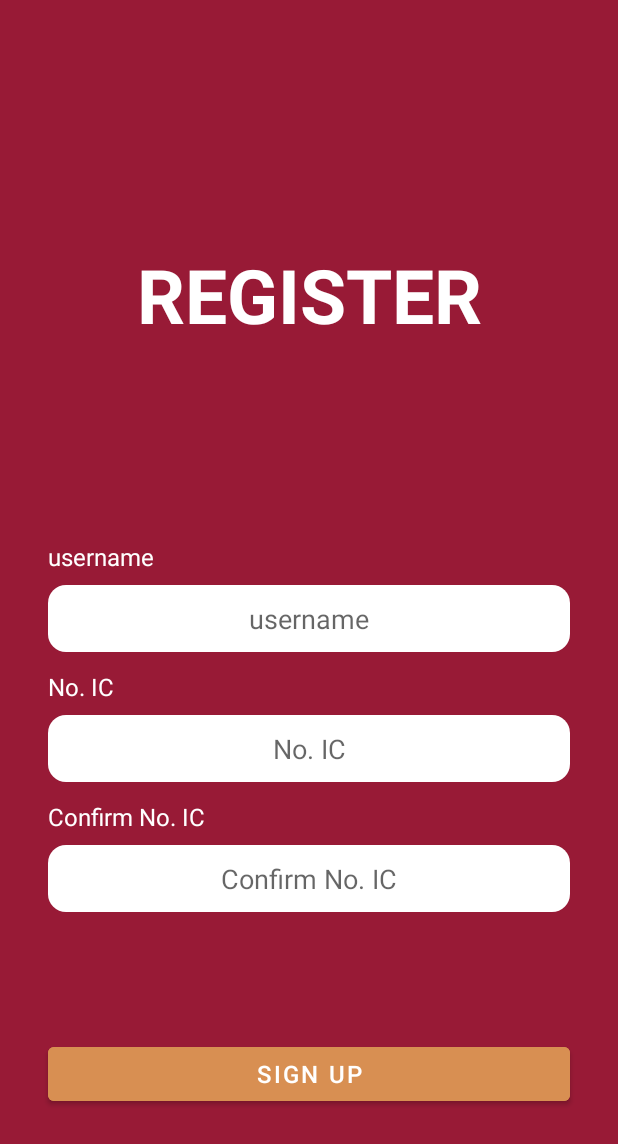
After one commit to bomohit/navigation_app, an Android app: the layout signup_main.xml on its own in the app's theme, with its tools: preview values and no code run, on a phone screen of 412 x 824 dp. The commit adds this screen. Shown: the top 1144 px of the screen. Run offline under Robolectric (Android 15) with nearby library versions, the phone set to English and light mode, and no system bars.

Commit message:
add signup

```diff
--- a/app/src/main/java/com/example/navigation_app/SignInActivity.kt
+++ b/app/src/main/java/com/example/navigation_app/SignInActivity.kt
@@ -45,7 +45,7 @@ class SignInActivity : AppCompatActivity() {
         }
 
         si_register.setOnClickListener {
-            val intent = Intent(this, SignupActivity::class.java)
+            val intent = Intent(this, SignUpActivity::class.java)
             startActivity(intent)
         }
 
--- /dev/null
+++ b/app/src/main/res/layout/signup_main.xml
@@ -0,0 +1,130 @@
+<?xml version="1.0" encoding="utf-8"?>
+<androidx.constraintlayout.widget.ConstraintLayout
+    xmlns:android="http://schemas.android.com/apk/res/android"
+    android:layout_width="match_parent"
+    android:layout_height="match_parent"
+    xmlns:app="http://schemas.android.com/apk/res-auto"
+    android:id="@+id/layoutsignup"
+    android:background="#981A36">
+
+    <TextView
+        android:id="@+id/textView3"
+        android:layout_width="wrap_content"
+        android:layout_height="wrap_content"
+        android:layout_marginTop="32dp"
+        android:text="REGISTER"
+        android:textColor="@color/white"
+        android:textSize="50sp"
+        android:textStyle="bold"
+        app:layout_constraintBottom_toTopOf="@+id/textView4"
+        app:layout_constraintEnd_toEndOf="parent"
+        app:layout_constraintStart_toStartOf="parent"
+        app:layout_constraintTop_toTopOf="parent" />
+
+    <EditText
+        android:id="@+id/si_username"
+        android:layout_width="0dp"
+        android:layout_height="wrap_content"
+        android:layout_marginStart="32dp"
+        android:layout_marginEnd="32dp"
+        android:background="@drawable/edit_text_background"
+        android:ems="10"
+        android:gravity="center"
+        android:hint="username"
+        android:inputType="textPersonName"
+        android:padding="10dp"
+        android:textColor="@color/black"
+        android:textSize="18sp"
+        app:layout_constraintBottom_toBottomOf="parent"
+        app:layout_constraintEnd_toEndOf="parent"
+        app:layout_constraintHorizontal_bias="0.5"
+        app:layout_constraintStart_toStartOf="parent"
+        app:layout_constraintTop_toTopOf="parent" />
+
+    <EditText
+        android:id="@+id/si_password"
+        android:layout_width="0dp"
+        android:layout_height="wrap_content"
+        android:layout_marginStart="32dp"
+        android:layout_marginTop="42dp"
+        android:layout_marginEnd="32dp"
+        android:background="@drawable/edit_text_background"
+        android:ems="10"
+        android:gravity="center"
+        android:hint="No. IC"
+        android:inputType="textPassword"
+        android:padding="10dp"
+        android:textColor="@color/black"
+        android:textSize="18sp"
+        app:layout_constraintEnd_toEndOf="parent"
+        app:layout_constraintHorizontal_bias="0.5"
+        app:layout_constraintStart_toStartOf="parent"
+        app:layout_constraintTop_toBottomOf="@+id/si_username" />
+
+    <EditText
+        android:id="@+id/re_confirmPassword"
+        android:layout_width="0dp"
+        android:layout_height="wrap_content"
+        android:layout_marginStart="32dp"
+        android:layout_marginTop="42dp"
+        android:layout_marginEnd="32dp"
+        android:background="@drawable/edit_text_background"
+        android:ems="10"
+        android:gravity="center"
+        android:hint="Confirm No. IC"
+        android:inputType="textPassword"
+        android:padding="10dp"
+        android:textColor="@color/black"
+        android:textSize="18sp"
+        app:layout_constraintEnd_toEndOf="parent"
+        app:layout_constraintHorizontal_bias="0.5"
+        app:layout_constraintStart_toStartOf="parent"
+        app:layout_constraintTop_toBottomOf="@+id/si_password" />
+
+    <TextView
+        android:id="@+id/textView4"
+        android:layout_width="wrap_content"
+        android:layout_height="wrap_content"
+        android:layout_marginBottom="8dp"
+        android:text="username"
+        android:textColor="@color/white"
+        android:textSize="16sp"
+        app:layout_constraintBottom_toTopOf="@+id/si_username"
+        app:layout_constraintStart_toStartOf="@+id/si_username" />
+
+    <TextView
+        android:id="@+id/textView5"
+        android:layout_width="wrap_content"
+        android:layout_height="wrap_content"
+        android:layout_marginBottom="8dp"
+        android:text="No. IC"
+        android:textColor="@color/white"
+        android:textSize="16sp"
+        app:layout_constraintBottom_toTopOf="@+id/si_password"
+        app:layout_constraintStart_toStartOf="@+id/si_password" />
+
+    <TextView
+        android:id="@+id/textView6"
+        android:layout_width="wrap_content"
+        android:layout_height="wrap_content"
+        android:layout_marginBottom="8dp"
+        android:text="Confirm No. IC"
+        android:textColor="@color/white"
+        android:textSize="16sp"
+        app:layout_constraintBottom_toTopOf="@+id/re_confirmPassword"
+        app:layout_constraintStart_toStartOf="@+id/re_confirmPassword" />
+
+    <Button
+        android:id="@+id/buttonSignin"
+        android:layout_width="0dp"
+        android:layout_height="wrap_content"
+        android:backgroundTint="#D88F52"
+        android:text="SIGN UP"
+        android:textSize="16sp"
+        app:layout_constraintBottom_toBottomOf="parent"
+        app:layout_constraintEnd_toEndOf="@+id/re_confirmPassword"
+        app:layout_constraintHorizontal_bias="0.0"
+        app:layout_constraintStart_toStartOf="@+id/re_confirmPassword"
+        app:layout_constraintTop_toBottomOf="@+id/re_confirmPassword" />
+
+</androidx.constraintlayout.widget.ConstraintLayout>
```
Also changed, not shown: app/src/main/java/com/example/navigation_app/SignUpActivity.kt (added, +97 -0 lines).
